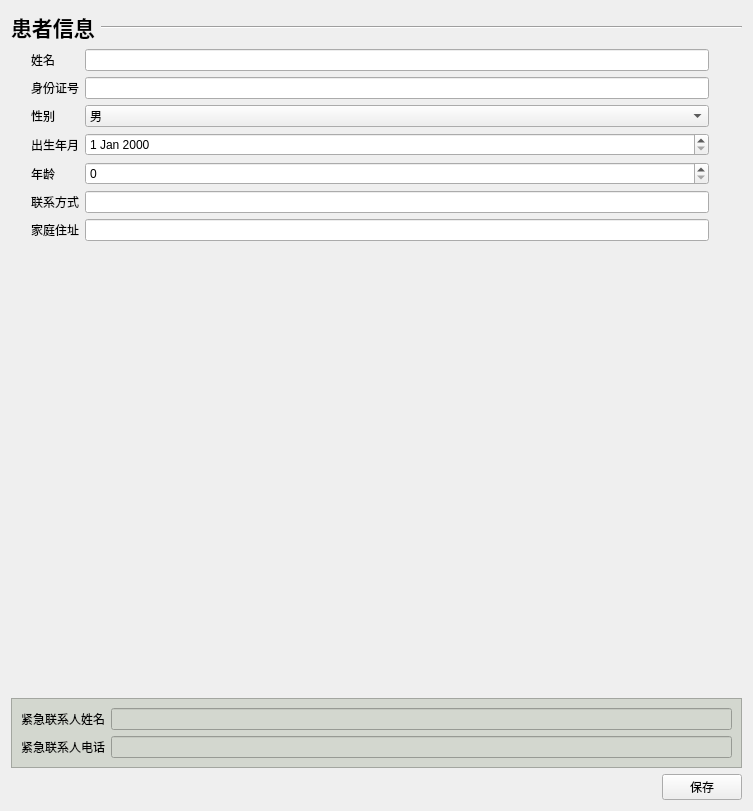
Before: the Qt Designer form code/patientinformationwidget.ui in laonuo2004/cpp-qt-medical-system, drawn with Qt 5.
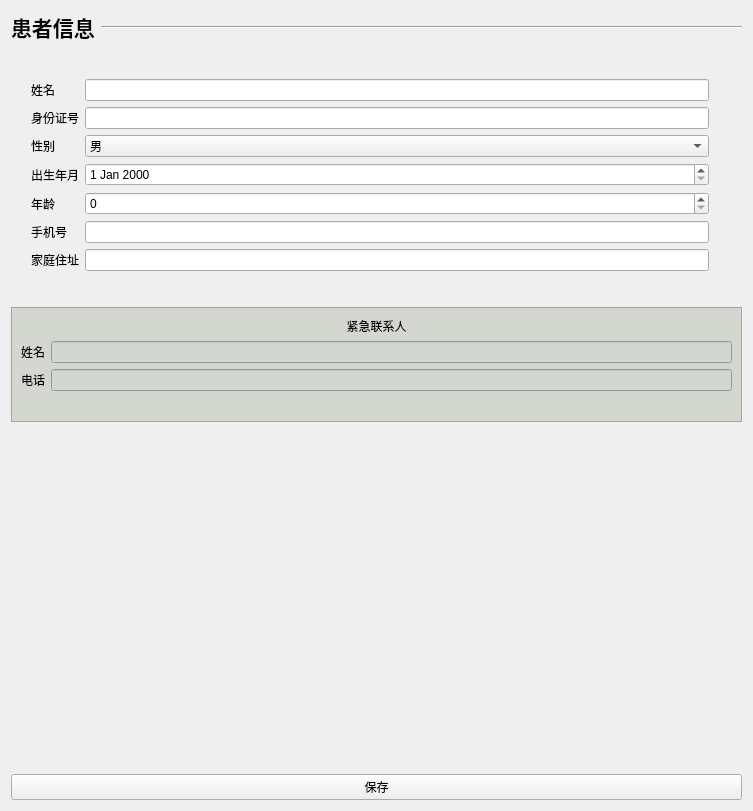
After: the same form once the commit is applied. Icons and pictures are not drawn.

```diff
--- a/code/patientinformationwidget.ui
+++ b/code/patientinformationwidget.ui
@@ -16,6 +16,9 @@
   <layout class="QVBoxLayout" name="verticalLayout">
    <item>
     <layout class="QHBoxLayout" name="horizontalLayout_2">
+     <property name="bottomMargin">
+      <number>30</number>
+     </property>
      <item>
       <widget class="QLabel" name="label_11">
        <property name="font">
@@ -47,6 +50,9 @@
    </item>
    <item>
     <layout class="QHBoxLayout" name="horizontalLayout">
+     <property name="bottomMargin">
+      <number>30</number>
+     </property>
      <item>
       <layout class="QFormLayout" name="formLayout">
        <property name="leftMargin">
@@ -119,7 +125,7 @@
        <item row="5" column="0">
         <widget class="QLabel" name="label_6">
          <property name="text">
-          <string>联系方式</string>
+          <string>手机号</string>
          </property>
         </widget>
        </item>
@@ -168,19 +174,6 @@
      </item>
     </layout>
    </item>
-   <item>
-    <spacer name="verticalSpacer">
-     <property name="orientation">
-      <enum>Qt::Vertical</enum>
-     </property>
-     <property name="sizeHint" stdset="0">
-      <size>
-       <width>20</width>
-       <height>40</height>
-      </size>
-     </property>
-    </spacer>
-   </item>
    <item>
     <widget class="QFrame" name="frame">
      <property name="styleSheet">
@@ -192,41 +185,56 @@
      <property name="frameShadow">
       <enum>QFrame::Raised</enum>
      </property>
-     <layout class="QGridLayout" name="gridLayout">
-      <item row="2" column="1">
-       <widget class="QLineEdit" name="EmergencyContactPhone"/>
-      </item>
-      <item row="2" column="0">
-       <widget class="QLabel" name="label_10">
+     <layout class="QVBoxLayout" name="verticalLayout_2">
+      <property name="bottomMargin">
+       <number>30</number>
+      </property>
+      <item>
+       <widget class="QLabel" name="label_8">
         <property name="text">
-         <string>紧急联系人电话</string>
+         <string>紧急联系人</string>
+        </property>
+        <property name="alignment">
+         <set>Qt::AlignCenter</set>
         </property>
        </widget>
       </item>
-      <item row="1" column="1">
-       <widget class="QLineEdit" name="EmergencyContactName"/>
-      </item>
-      <item row="1" column="0">
+      <item>
+       <layout class="QFormLayout" name="formLayout_2">
+        <item row="0" column="0">
        <widget class="QLabel" name="label_9">
         <property name="text">
-         <string>紧急联系人姓名</string>
+           <string>姓名</string>
         </property>
        </widget>
       </item>
-     </layout>
+        <item row="0" column="1">
+         <widget class="QLineEdit" name="EmergencyContactName"/>
+        </item>
+        <item row="1" column="0">
+         <widget class="QLabel" name="label_10">
+          <property name="text">
+           <string>电话</string>
+          </property>
+         </widget>
+        </item>
+        <item row="1" column="1">
+         <widget class="QLineEdit" name="EmergencyContactPhone"/>
+        </item>
+       </layout>
+      </item>
+     </layout>
     </widget>
    </item>
    <item>
-    <layout class="QHBoxLayout" name="horizontalLayout_4">
-     <item>
-      <spacer name="horizontalSpacer">
+    <spacer name="verticalSpacer">
        <property name="orientation">
-        <enum>Qt::Horizontal</enum>
+      <enum>Qt::Vertical</enum>
        </property>
        <property name="sizeHint" stdset="0">
         <size>
-         <width>40</width>
-         <height>20</height>
+       <width>20</width>
+       <height>40</height>
         </size>
        </property>
       </spacer>
@@ -237,8 +245,6 @@
         <string>保存</string>
        </property>
       </widget>
-     </item>
-    </layout>
    </item>
   </layout>
  </widget>
```
Lines whose indentation alone changed are shown as unchanged.
